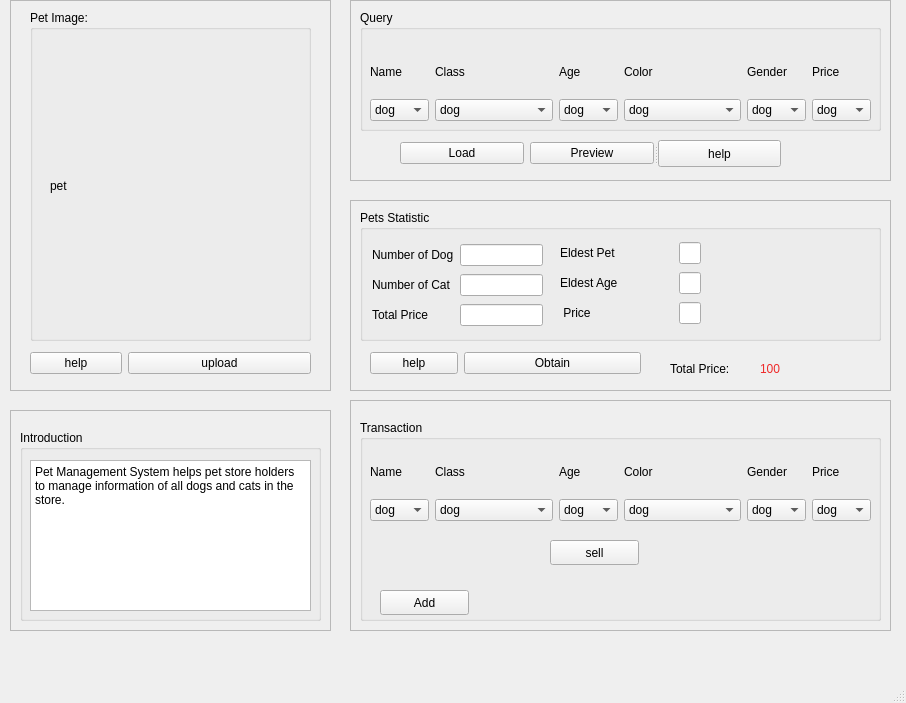
Old version of the form DB.ui in the repository Luminary-S/db_pet.
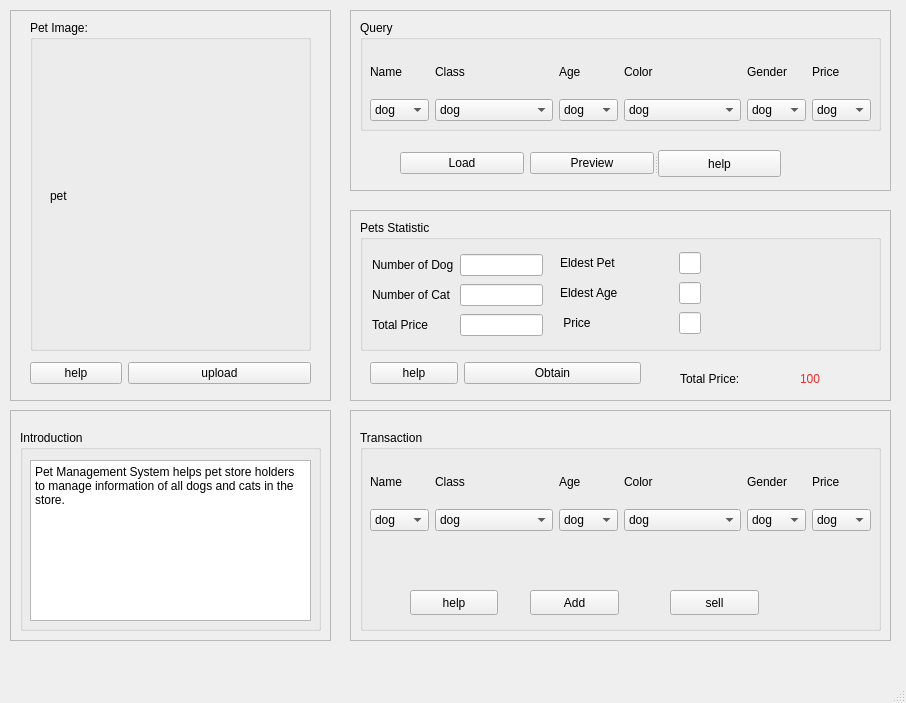
New version of the form.

What changed in the file:
```diff
--- a/DB.ui
+++ b/DB.ui
@@ -18,7 +18,7 @@
     <property name="geometry">
      <rect>
       <x>350</x>
-      <y>0</y>
+      <y>10</y>
       <width>541</width>
       <height>181</height>
      </rect>
@@ -35,7 +35,7 @@
        <x>10</x>
        <y>10</y>
        <width>521</width>
-       <height>121</height>
+       <height>111</height>
       </rect>
      </property>
      <property name="toolTip">
@@ -47,11 +47,11 @@
      <property name="title">
       <string>Query</string>
      </property>
-     <widget class="QWidget" name="">
+     <widget class="QWidget" name="layoutWidget">
       <property name="geometry">
        <rect>
         <x>10</x>
-        <y>40</y>
+        <y>30</y>
         <width>501</width>
         <height>71</height>
        </rect>
@@ -168,7 +168,7 @@
      <property name="orientation">
       <enum>Qt::Horizontal</enum>
      </property>
-     <widget class="QWidget" name="">
+     <widget class="QWidget" name="layoutWidget">
       <layout class="QHBoxLayout" name="horizontalLayout">
        <item>
         <widget class="QPushButton" name="qu_pushButton">
@@ -197,7 +197,7 @@
     <property name="geometry">
      <rect>
       <x>350</x>
-      <y>200</y>
+      <y>210</y>
       <width>541</width>
       <height>191</height>
      </rect>
@@ -217,8 +217,11 @@
        <height>131</height>
       </rect>
      </property>
+     <property name="autoFillBackground">
+      <bool>false</bool>
+     </property>
      <property name="styleSheet">
-      <string notr="true">border-color: rgb(0, 0, 0);</string>
+      <string notr="true"/>
      </property>
      <property name="title">
       <string>Pets Statistic</string>
@@ -265,7 +268,7 @@
        </item>
       </layout>
      </widget>
-     <widget class="QWidget" name="">
+     <widget class="QWidget" name="layoutWidget">
       <property name="geometry">
        <rect>
         <x>12</x>
@@ -311,7 +314,7 @@
     <widget class="QLabel" name="label_19">
      <property name="geometry">
       <rect>
-       <x>320</x>
+       <x>330</x>
        <y>160</y>
        <width>91</width>
        <height>17</height>
@@ -324,7 +327,7 @@
     <widget class="QLabel" name="total_price_label">
      <property name="geometry">
       <rect>
-       <x>410</x>
+       <x>450</x>
        <y>160</y>
        <width>67</width>
        <height>17</height>
@@ -338,7 +341,7 @@
       <string>100</string>
      </property>
     </widget>
-    <widget class="QWidget" name="">
+    <widget class="QWidget" name="layoutWidget">
      <property name="geometry">
       <rect>
        <x>20</x>
@@ -369,7 +372,7 @@
     <property name="geometry">
      <rect>
       <x>10</x>
-      <y>0</y>
+      <y>10</y>
       <width>321</width>
       <height>391</height>
      </rect>
@@ -409,7 +412,7 @@
       </property>
      </widget>
     </widget>
-    <widget class="QWidget" name="">
+    <widget class="QWidget" name="layoutWidget">
      <property name="geometry">
       <rect>
        <x>20</x>
@@ -442,7 +445,7 @@
       <x>10</x>
       <y>410</y>
       <width>321</width>
-      <height>221</height>
+      <height>231</height>
      </rect>
     </property>
     <property name="frameShape">
@@ -457,7 +460,7 @@
        <x>10</x>
        <y>20</y>
        <width>301</width>
-       <height>191</height>
+       <height>201</height>
       </rect>
      </property>
      <property name="styleSheet">
@@ -472,7 +475,7 @@
         <x>10</x>
         <y>30</y>
         <width>281</width>
-        <height>151</height>
+        <height>161</height>
        </rect>
       </property>
       <property name="plainText">
@@ -486,7 +489,7 @@
     <property name="geometry">
      <rect>
       <x>350</x>
-      <y>400</y>
+      <y>410</y>
       <width>541</width>
       <height>231</height>
      </rect>
@@ -620,8 +623,8 @@
      <widget class="QPushButton" name="ops_sell_btn">
       <property name="geometry">
        <rect>
-        <x>190</x>
-        <y>120</y>
+        <x>310</x>
+        <y>160</y>
         <width>89</width>
         <height>25</height>
        </rect>
@@ -630,12 +633,24 @@
        <string>sell</string>
       </property>
      </widget>
+     <widget class="QPushButton" name="trans_help_btn">
+      <property name="geometry">
+       <rect>
+        <x>50</x>
+        <y>160</y>
+        <width>88</width>
+        <height>25</height>
+       </rect>
+      </property>
+      <property name="text">
+       <string>help</string>
+      </property>
     </widget>
     <widget class="QPushButton" name="ops_add_btn">
      <property name="geometry">
       <rect>
-       <x>30</x>
-       <y>190</y>
+        <x>170</x>
+        <y>160</y>
        <width>89</width>
        <height>25</height>
       </rect>
@@ -643,6 +658,7 @@
      <property name="text">
       <string>Add</string>
      </property>
+     </widget>
     </widget>
    </widget>
   </widget>
```
Lines whose indentation alone changed are shown as unchanged.
